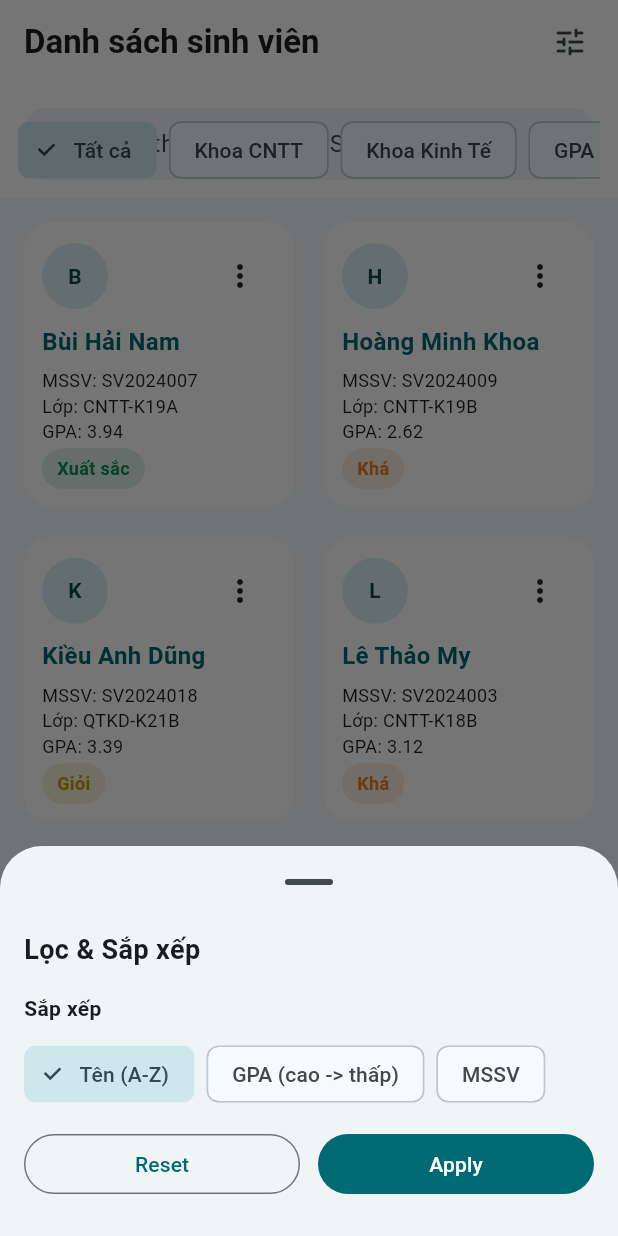
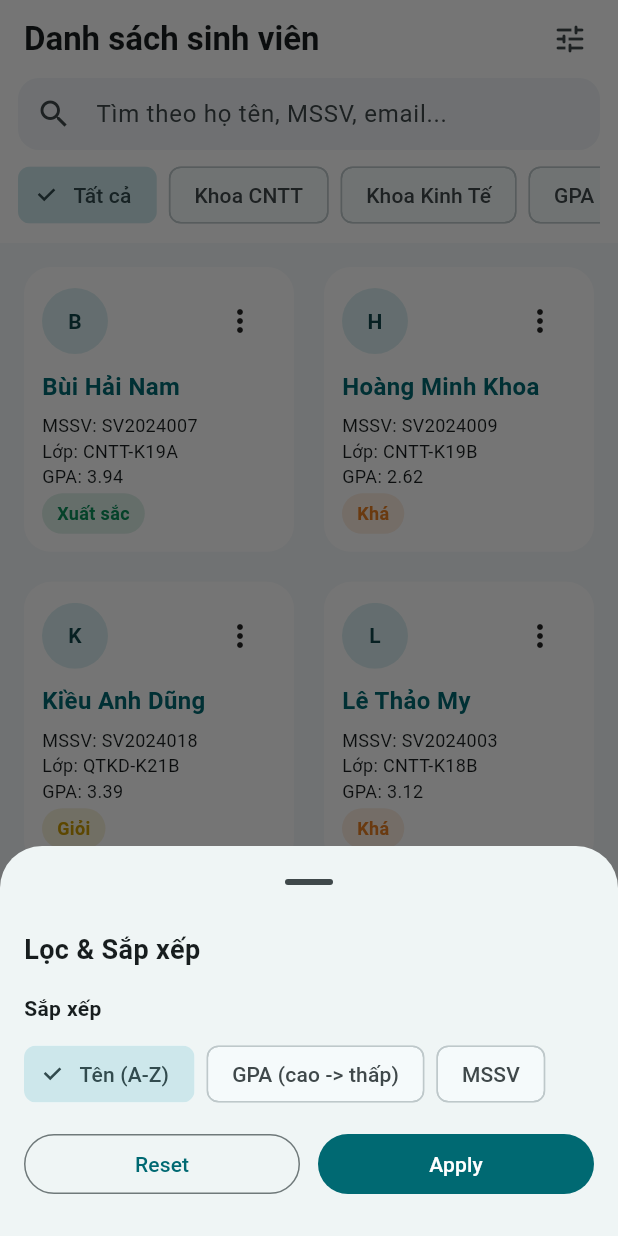
Before and after one commit to HelloNeighbor2311/Student_Manager, a Flutter app: the screen it shows after launch, after a tap on the "tune" icon, on a phone screen of 412 x 824 dp. Run offline on Flutter 3.47's test engine with Material 3 defaults, Android fonts, the phone set to English and light mode, and no system bars; network calls fail.

Commit message:
Fixed searchbar layout

```diff
--- a/lib/main.dart
+++ b/lib/main.dart
@@ -303,7 +303,6 @@ class _HomeScreenState extends State<HomeScreen> {
           slivers: [
             SliverAppBar(
               pinned: true,
-              expandedHeight: 132,
               backgroundColor: Colors.white,
               surfaceTintColor: Colors.white,
               titleSpacing: 16,
@@ -319,26 +318,21 @@ class _HomeScreenState extends State<HomeScreen> {
                 ),
                 const SizedBox(width: 8),
               ],
-              flexibleSpace: FlexibleSpaceBar(
-                collapseMode: CollapseMode.pin,
-                background: SafeArea(
+              bottom: PreferredSize(
+                preferredSize: const Size.fromHeight(106),
                 child: Padding(
-                    padding: const EdgeInsets.fromLTRB(16, 72, 16, 12),
-                    child: _SearchField(
+                  padding: const EdgeInsets.fromLTRB(12, 0, 12, 12),
+                  child: Column(
+                    children: [
+                      _SearchField(
                         controller: _searchController,
                         onChanged: (_) {
                           setState(() {});
                           _reloadVisibleData();
                         },
                       ),
-                  ),
-                ),
-              ),
-              bottom: PreferredSize(
-                preferredSize: const Size.fromHeight(56),
-                child: Padding(
-                  padding: const EdgeInsets.fromLTRB(12, 0, 12, 12),
-                  child: SizedBox(
+                      const SizedBox(height: 10),
+                      SizedBox(
                         height: 40,
                         child: ListView(
                           scrollDirection: Axis.horizontal,
@@ -346,25 +340,31 @@ class _HomeScreenState extends State<HomeScreen> {
                             _QuickFilterChip(
                               label: _filterAll,
                               selected: _selectedQuickFilter == _filterAll,
-                          onSelected: () => _onQuickFilterSelected(_filterAll),
+                              onSelected: () =>
+                                  _onQuickFilterSelected(_filterAll),
                             ),
                             _QuickFilterChip(
                               label: _filterIT,
                               selected: _selectedQuickFilter == _filterIT,
-                          onSelected: () => _onQuickFilterSelected(_filterIT),
+                              onSelected: () =>
+                                  _onQuickFilterSelected(_filterIT),
                             ),
                             _QuickFilterChip(
                               label: _filterEco,
                               selected: _selectedQuickFilter == _filterEco,
-                          onSelected: () => _onQuickFilterSelected(_filterEco),
+                              onSelected: () =>
+                                  _onQuickFilterSelected(_filterEco),
                             ),
                             _QuickFilterChip(
                               label: _filterGpa,
                               selected: _selectedQuickFilter == _filterGpa,
-                          onSelected: () => _onQuickFilterSelected(_filterGpa),
+                              onSelected: () =>
+                                  _onQuickFilterSelected(_filterGpa),
                             ),
                           ],
                         ),
+                      ),
+                    ],
                   ),
                 ),
               ),
```
Lines whose indentation alone changed are shown as unchanged.
